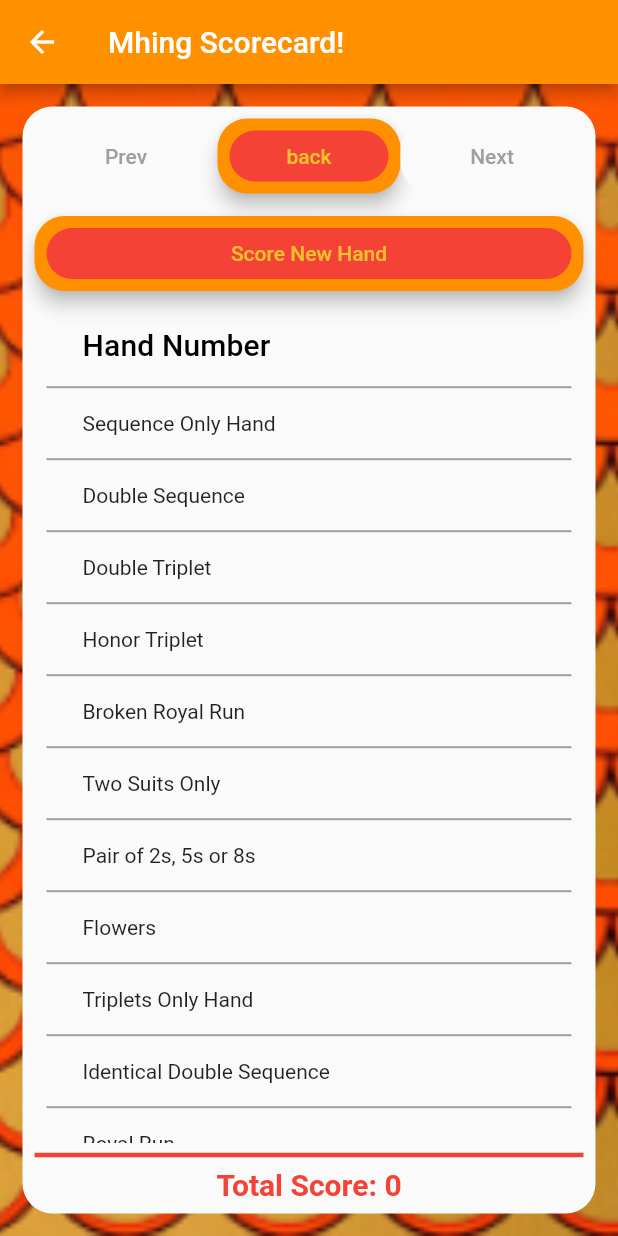
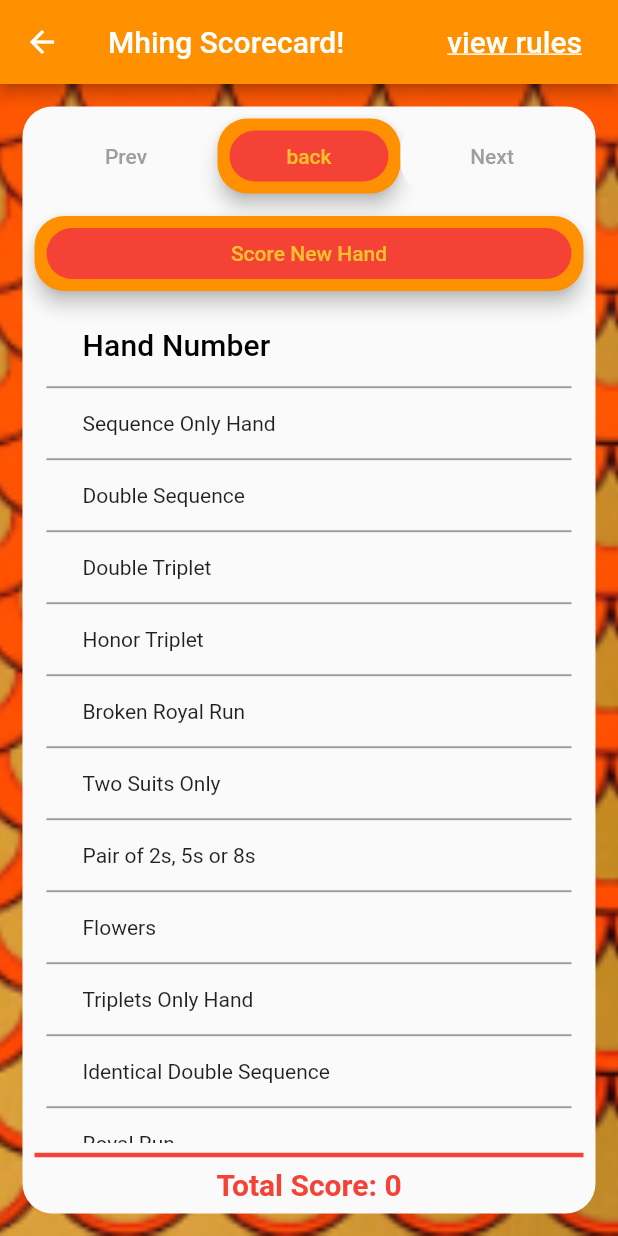
Before and after one commit to Aztal-Samoht/Mhingscore, a Flutter app: the ScorecardScreen screen opened by its route, on a phone screen of 412 x 824 dp. Run offline on Flutter 3.47's test engine with Material 2 defaults, Android fonts, the light colour scheme and no system bars.

Commit message:
recovered v12

```diff
--- a/mhing_score_card/lib/v0/screens/scorecard/scorecard_screen.dart
+++ b/mhing_score_card/lib/v0/screens/scorecard/scorecard_screen.dart
@@ -3,6 +3,7 @@
 
 import 'package:flutter/material.dart';
 import 'package:mhing_score_card/v0/providers/hand_list_provider.dart';
+import 'package:mhing_score_card/v0/screens/rules_screen.dart';
 import 'package:mhing_score_card/v0/screens/scorecard/new_hand_form/add_hand_screen.dart';
 import 'package:mhing_score_card/v0/screens/scorecard/hand_datatable_displayer.dart';
 import 'package:mhing_score_card/v0/widgets/nav_row/nav_row.dart';
@@ -21,7 +22,25 @@ class ScorecardScreen extends StatelessWidget {
         child: Scaffold(
           appBar: AppBar(
             backgroundColor: kAppBarColor,
-            title: Text(sScoreCardTitle),
+            title: Row(
+              mainAxisAlignment: MainAxisAlignment.spaceBetween,
+              children: [
+                Text(sScoreCardTitle),
+                TextButton(
+                  child: Text(
+                    'view rules',
+                    style: TextStyle(
+                      fontSize: 20,
+                      color: Colors.white,
+                      decoration: TextDecoration.underline,
+                    ),
+                  ),
+                  onPressed: () {
+                    Navigator.pushNamed(context, RulesScreen.id);
+                  },
+                ),
+              ],
+            ),
           ),
           body: AppBorder(
             aBackgroundColor: Colors.white,
--- a/mhing_score_card/pubspec.yaml
+++ b/mhing_score_card/pubspec.yaml
@@ -15,7 +15,7 @@ publish_to: 'none' # Remove this line if you wish to publish to pub.dev
 # In iOS, build-name is used as CFBundleShortVersionString while build-number used as CFBundleVersion.
 # Read more about iOS versioning at
 # https://developer.apple.com/library/archive/documentation/General/Reference/InfoPlistKeyReference/Articles/CoreFoundationKeys.html
-version: 0.3.4+11
+version: 0.3.5+12
 
 environment:
   sdk: ">=2.16.1 <3.0.0"
@@ -24,6 +24,7 @@ dependencies:
     sdk: flutter
   cupertino_icons: ^1.0.2
   provider: ^6.0.2
+  url_launcher: ^6.1.2
 
 dev_dependencies:
   flutter_test:
```
Also changed, not shown: mhing_score_card/lib/v0/screens/options_screen.dart (+48 -2 lines), mhing_score_card/pubspec.lock, 1 other file.
